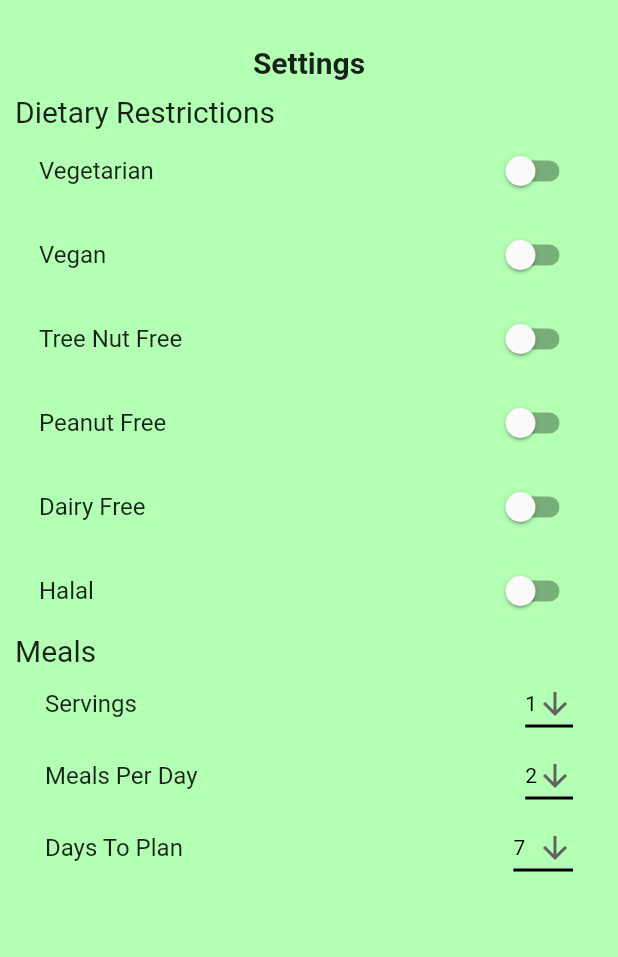
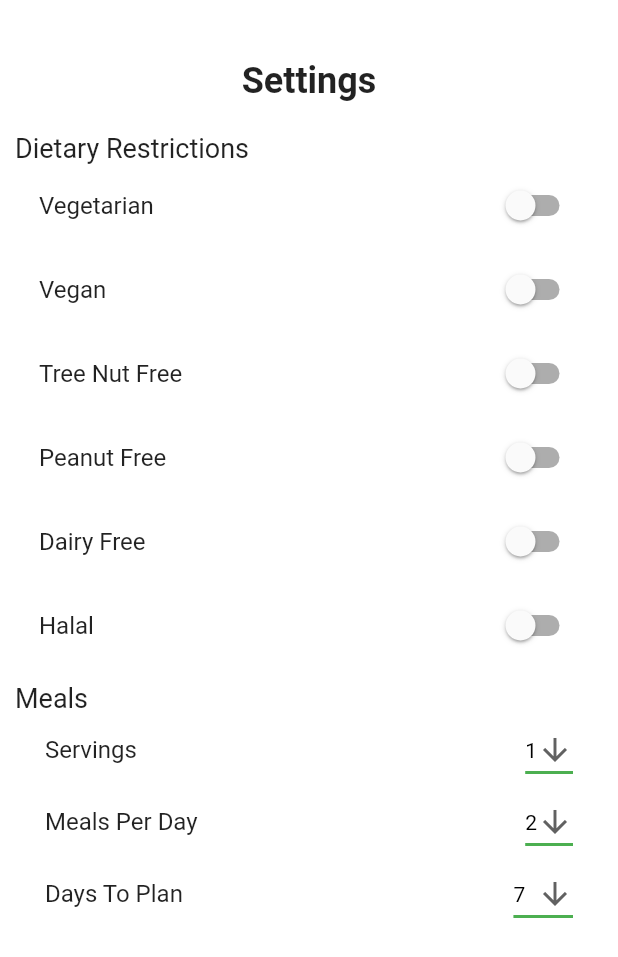
Before and after one commit to christopherlam888/recipe-ready-frontend, a Flutter app: the Settings screen opened by its route, on a phone screen of 412 x 824 dp. Shown: the top 957 px of the screen. Run offline on Flutter 3.47's test engine with Material 2 defaults, Android fonts, the light colour scheme and no system bars; our stand-ins replace flutter_slidable, grouped_list.

Commit message:
made some design changes

```diff
--- a/lib/plan.dart
+++ b/lib/plan.dart
@@ -30,7 +30,7 @@ class _PlanState extends State<Plan> {
     return Scaffold(
       backgroundColor: Color(0xffe6ffe6),
       body: Padding(
-        padding: const EdgeInsets.fromLTRB(10.0, 25.0, 10.0, 75.0),
+        padding: const EdgeInsets.fromLTRB(10.0, 20.0, 10.0, 75.0),
         child: GroupedListView<dynamic, String>(
           elements: _recipes,
           groupBy: (element) => element['group'],
--- a/lib/settings.dart
+++ b/lib/settings.dart
@@ -24,10 +24,10 @@ class _SettingsState extends State<Settings> {
   @override
   Widget build(BuildContext context) {
     return Scaffold(
-      backgroundColor: Color(0xffb3ffb3),
+      backgroundColor: Colors.white,
       body: SingleChildScrollView(
         child: Padding(
-          padding: const EdgeInsets.fromLTRB(10.0, 30.0, 10.0, 75.0),
+          padding: const EdgeInsets.fromLTRB(10.0, 40.0, 10.0, 75.0),
           child: Container(
             child: Column(
               crossAxisAlignment: CrossAxisAlignment.stretch,
@@ -35,16 +35,16 @@ class _SettingsState extends State<Settings> {
                 Text(
                   "Settings",
                   textAlign: TextAlign.center,
-                  style: TextStyle(fontSize: 20, fontWeight: FontWeight.bold),
+                  style: TextStyle(fontSize: 24, fontWeight: FontWeight.bold),
                 ),
-                SizedBox(height: 10.0),
+                SizedBox(height: 20.0),
                 Text(
                   "Dietary Restrictions",
-                  style: TextStyle(fontSize: 20),
+                  style: TextStyle(fontSize: 18),
                 ),
                 SwitchListTile(
                   title: Text("Vegetarian"),
-                  activeColor: Colors.black,
+                  activeColor: Colors.green,
                   value: _isVegetarian,
                   onChanged: (bool value){
                     setState(() {
@@ -54,7 +54,7 @@ class _SettingsState extends State<Settings> {
                 ),
                 SwitchListTile(
                   title: Text("Vegan"),
-                  activeColor: Colors.black,
+                  activeColor: Colors.green,
                   value: _isVegan,
                   onChanged: (bool value){
                     setState(() {
@@ -64,7 +64,7 @@ class _SettingsState extends State<Settings> {
                 ),
                 SwitchListTile(
                   title: Text("Tree Nut Free"),
-                  activeColor: Colors.black,
+                  activeColor: Colors.green,
                   value: _isTreeNutFree,
                   onChanged: (bool value){
                     setState(() {
@@ -74,7 +74,7 @@ class _SettingsState extends State<Settings> {
                 ),
                 SwitchListTile(
                   title: Text("Peanut Free"),
-                  activeColor: Colors.black,
+                  activeColor: Colors.green,
                   value: _isPeanutFree,
                   onChanged: (bool value){
                     setState(() {
@@ -84,7 +84,7 @@ class _SettingsState extends State<Settings> {
                 ),
                 SwitchListTile(
                   title: Text("Dairy Free"),
-                  activeColor: Colors.black,
+                  activeColor: Colors.green,
                   value: _isDairyFree,
                   onChanged: (bool value){
                     setState(() {
@@ -94,7 +94,7 @@ class _SettingsState extends State<Settings> {
                 ),
                 SwitchListTile(
                   title: Text("Halal"),
-                  activeColor: Colors.black,
+                  activeColor: Colors.green,
                   value: _isHalal,
                   onChanged: (bool value){
                     setState(() {
@@ -102,9 +102,10 @@ class _SettingsState extends State<Settings> {
                     });
                   },
                 ),
+                SizedBox(height: 10.0),
                 Text(
                   "Meals",
-                  style: TextStyle(fontSize: 20),
+                  style: TextStyle(fontSize: 18),
                 ),
                 Padding(
                   padding: const EdgeInsets.symmetric(horizontal: 20.0),
@@ -123,7 +124,7 @@ class _SettingsState extends State<Settings> {
                         style: const TextStyle(color: Colors.black),
                         underline: Container(
                           height: 2,
-                          color: Colors.black
+                          color: Colors.green
                         ),
                         onChanged: (String? newValue) {
                           setState(() {
@@ -159,7 +160,7 @@ class _SettingsState extends State<Settings> {
                         style: const TextStyle(color: Colors.black),
                         underline: Container(
                             height: 2,
-                            color: Colors.black
+                            color: Colors.green
                         ),
                         onChanged: (String? newValue) {
                           setState(() {
@@ -195,7 +196,7 @@ class _SettingsState extends State<Settings> {
                         style: const TextStyle(color: Colors.black),
                         underline: Container(
                             height: 2,
-                            color: Colors.black
+                            color: Colors.green
                         ),
                         onChanged: (String? newValue) {
                           setState(() {
```
Also changed, not shown: lib/groceries.dart (+5 -5 lines), lib/recipe.dart (+17 -4 lines), lib/today.dart (+4 -4 lines).
